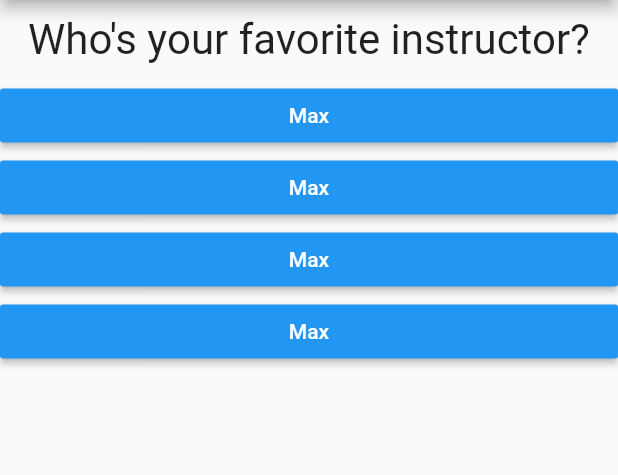
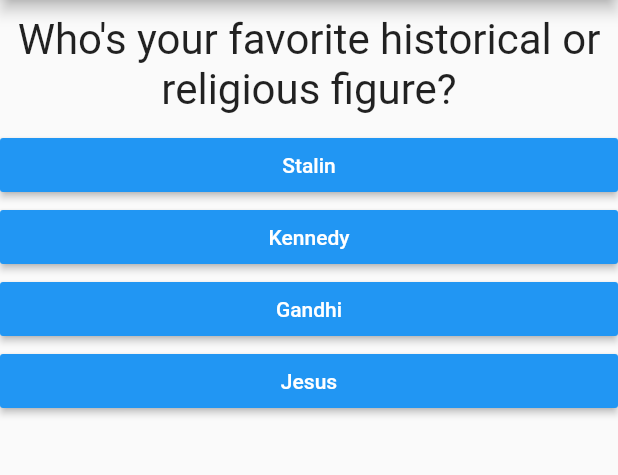
Before and after one commit to JosipRadnik/PersonalityQuiz, a Flutter app: the screen it shows after launch, after a tap on "Black", after a tap on "Snake", on a phone screen of 412 x 824 dp, the part 84-559 px from its top. Run offline on Flutter 3.47's test engine with Material 2 defaults, Android fonts, the phone set to English and light mode, and no system bars.

Commit message:
QuizApp Commit #8 - score calculator

```diff
--- a/lib/main.dart
+++ b/lib/main.dart
@@ -19,21 +19,40 @@ class _MyAppState extends State<MyApp> {
     // Map Class
     {
       'questionText': 'What\'s your favorite color?',
-      'answers': ['Black', 'Red', 'Green', 'White'],
+      'answers': [
+        {'text': 'Black', 'score': 10},
+        {'text': 'Red', 'score': 5},
+        {'text': 'Green', 'score': 3},
+        {'text': 'White', 'score': 1},
+      ],
     },
     {
       'questionText': 'What\'s your favorite animal?',
-      'answers': ['Rabbit', 'Snake', 'Elephant', 'Lion'],
+      'answers': [
+        {'text': 'Rabbit', 'score': 3},
+        {'text': 'Snake', 'score': 11},
+        {'text': 'Elephant', 'score': 5},
+        {'text': 'Lion', 'score': 9},
+      ],
     },
     {
-      'questionText': 'Who\'s your favorite instructor?',
-      'answers': ['Max', 'Max', 'Max', 'Max'],
+      'questionText': 'Who\'s your favorite historical or religious figure?',
+      'answers': [
+        {'text': 'Stalin', 'score': 12},
+        {'text': 'Kennedy', 'score': 5},
+        {'text': 'Gandhi', 'score': 2},
+        {'text': 'Jesus', 'score': 1},
+      ],
     },
   ];
 
   var _questionIndex = 0;
+  var _totalScore = 0;
 
-  void _answerQuestion() {
+  void _answerQuestion(int score) {
+    // Score Calculator
+    _totalScore += score;
+
     // setState function
     setState(() {
       _questionIndex = _questionIndex + 1;
@@ -67,7 +86,7 @@ class _MyAppState extends State<MyApp> {
                 questionIndex: _questionIndex,
                 questions: _questions,
               )
-            : Result(),
+            : Result(_totalScore),
       ),
     );
   }
--- a/lib/quiz.dart
+++ b/lib/quiz.dart
@@ -21,8 +21,9 @@ class Quiz extends StatelessWidget {
         Question(
           questions[questionIndex]['questionText'],
         ),
-        ...(questions[questionIndex]['answers'] as List<String>).map((answer) {
-          return Answer(answerQuestion, answer);
+        ...(questions[questionIndex]['answers'] as List<Map<String, Object>>)
+            .map((answer) {
+          return Answer(() => answerQuestion(answer['score']), answer['text']);
         }).toList()
       ],
     );
```
Also changed, not shown: lib/result.dart (+25 -1 lines).
